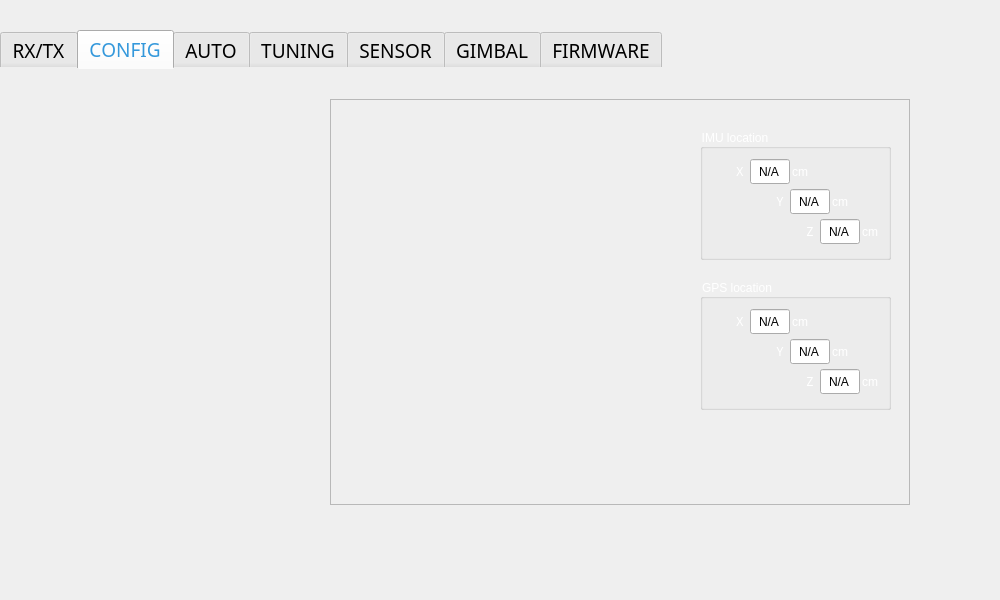
Before: the Qt Designer form mainWidget/mainwidget.ui in yennhan1211/quadConfig, drawn with Qt 5.
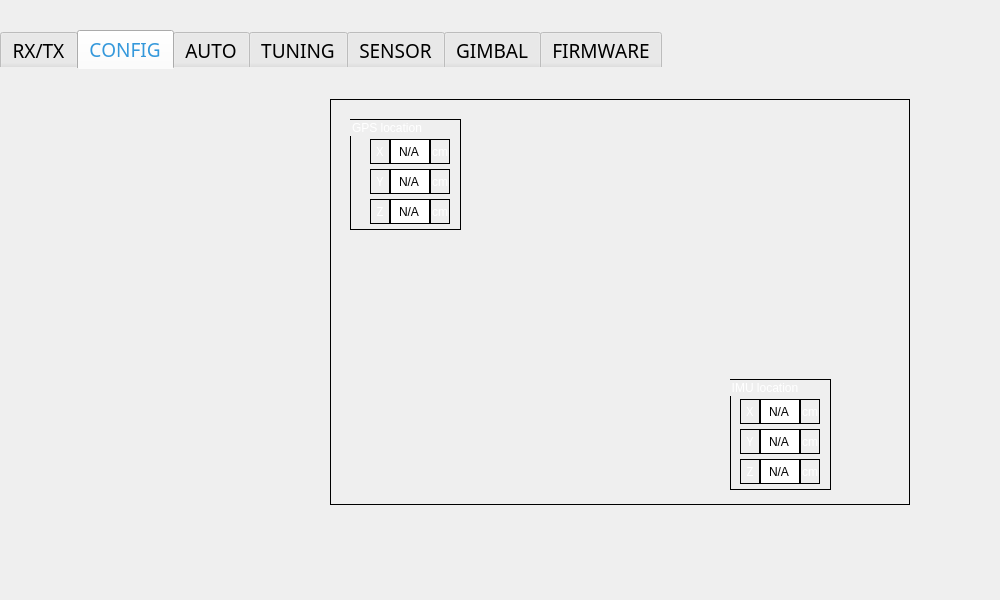
After: the same form once the commit is applied. The open tabs and pages were chosen to show the change. Icons and pictures are not drawn.

Patch:
```diff
--- a/mainWidget/mainwidget.ui
+++ b/mainWidget/mainwidget.ui
@@ -1920,7 +1920,7 @@
         </rect>
        </property>
        <property name="styleSheet">
-        <string notr="true">
+        <string notr="true">border:1px solid black;
 background-image:url(images/gpsbg.png);
 
 </string>
@@ -1934,10 +1934,10 @@
        <widget class="QGroupBox" name="groupBox">
         <property name="geometry">
          <rect>
-          <x>370</x>
-          <y>30</y>
-          <width>191</width>
-          <height>131</height>
+          <x>400</x>
+          <y>280</y>
+          <width>101</width>
+          <height>111</height>
          </rect>
         </property>
         <property name="styleSheet">
@@ -1952,8 +1952,8 @@
         <widget class="QLineEdit" name="le_imu_z">
          <property name="geometry">
           <rect>
-           <x>120</x>
-           <y>90</y>
+           <x>30</x>
+           <y>80</y>
            <width>40</width>
            <height>25</height>
           </rect>
@@ -1968,8 +1968,8 @@
         <widget class="QLineEdit" name="le_imu_y">
          <property name="geometry">
           <rect>
-           <x>90</x>
-           <y>60</y>
+           <x>30</x>
+           <y>50</y>
            <width>40</width>
            <height>25</height>
           </rect>
@@ -1984,8 +1984,8 @@
         <widget class="QLineEdit" name="le_imu_x">
          <property name="geometry">
           <rect>
-           <x>50</x>
-           <y>30</y>
+           <x>30</x>
+           <y>20</y>
            <width>40</width>
            <height>25</height>
           </rect>
@@ -2000,8 +2000,8 @@
         <widget class="QLabel" name="lbA_per_2">
          <property name="geometry">
           <rect>
-           <x>90</x>
-           <y>30</y>
+           <x>70</x>
+           <y>20</y>
            <width>20</width>
            <height>25</height>
           </rect>
@@ -2021,8 +2021,8 @@
         <widget class="QLabel" name="lbA_per_3">
          <property name="geometry">
           <rect>
-           <x>130</x>
-           <y>60</y>
+           <x>70</x>
+           <y>50</y>
            <width>20</width>
            <height>25</height>
           </rect>
@@ -2042,8 +2042,8 @@
         <widget class="QLabel" name="lbA_per_4">
          <property name="geometry">
           <rect>
-           <x>160</x>
-           <y>90</y>
+           <x>70</x>
+           <y>80</y>
            <width>20</width>
            <height>25</height>
           </rect>
@@ -2063,8 +2063,8 @@
         <widget class="QLabel" name="lbA_per_8">
          <property name="geometry">
           <rect>
-           <x>30</x>
-           <y>30</y>
+           <x>10</x>
+           <y>20</y>
            <width>20</width>
            <height>25</height>
           </rect>
@@ -2084,8 +2084,8 @@
         <widget class="QLabel" name="lbA_per_9">
          <property name="geometry">
           <rect>
-           <x>70</x>
-           <y>60</y>
+           <x>10</x>
+           <y>50</y>
            <width>20</width>
            <height>25</height>
           </rect>
@@ -2105,8 +2105,8 @@
         <widget class="QLabel" name="lbA_per_10">
          <property name="geometry">
           <rect>
-           <x>100</x>
-           <y>90</y>
+           <x>10</x>
+           <y>80</y>
            <width>20</width>
            <height>25</height>
           </rect>
@@ -2127,10 +2127,10 @@
        <widget class="QGroupBox" name="groupBox_3">
         <property name="geometry">
          <rect>
-          <x>370</x>
-          <y>180</y>
-          <width>191</width>
-          <height>131</height>
+          <x>20</x>
+          <y>20</y>
+          <width>111</width>
+          <height>111</height>
          </rect>
         </property>
         <property name="styleSheet">
@@ -2145,8 +2145,8 @@
         <widget class="QLineEdit" name="le_gps_z">
          <property name="geometry">
           <rect>
-           <x>120</x>
-           <y>90</y>
+           <x>40</x>
+           <y>80</y>
            <width>40</width>
            <height>25</height>
           </rect>
@@ -2161,8 +2161,8 @@
         <widget class="QLineEdit" name="le_gps_y">
          <property name="geometry">
           <rect>
-           <x>90</x>
-           <y>60</y>
+           <x>40</x>
+           <y>50</y>
            <width>40</width>
            <height>25</height>
           </rect>
@@ -2177,8 +2177,8 @@
         <widget class="QLineEdit" name="le_gps_x">
          <property name="geometry">
           <rect>
-           <x>50</x>
-           <y>30</y>
+           <x>40</x>
+           <y>20</y>
            <width>40</width>
            <height>25</height>
           </rect>
@@ -2193,8 +2193,8 @@
         <widget class="QLabel" name="lbA_per_5">
          <property name="geometry">
           <rect>
-           <x>90</x>
-           <y>30</y>
+           <x>80</x>
+           <y>20</y>
            <width>20</width>
            <height>25</height>
           </rect>
@@ -2214,8 +2214,8 @@
         <widget class="QLabel" name="lbA_per_6">
          <property name="geometry">
           <rect>
-           <x>130</x>
-           <y>60</y>
+           <x>80</x>
+           <y>50</y>
            <width>20</width>
            <height>25</height>
           </rect>
@@ -2235,8 +2235,8 @@
         <widget class="QLabel" name="lbA_per_7">
          <property name="geometry">
           <rect>
-           <x>160</x>
-           <y>90</y>
+           <x>80</x>
+           <y>80</y>
            <width>20</width>
            <height>25</height>
           </rect>
@@ -2256,8 +2256,8 @@
         <widget class="QLabel" name="lbA_per_11">
          <property name="geometry">
           <rect>
-           <x>30</x>
-           <y>30</y>
+           <x>20</x>
+           <y>20</y>
            <width>20</width>
            <height>25</height>
           </rect>
@@ -2277,8 +2277,8 @@
         <widget class="QLabel" name="lbA_per_12">
          <property name="geometry">
           <rect>
-           <x>70</x>
-           <y>60</y>
+           <x>20</x>
+           <y>50</y>
            <width>20</width>
            <height>25</height>
           </rect>
@@ -2298,8 +2298,8 @@
         <widget class="QLabel" name="lbA_per_13">
          <property name="geometry">
           <rect>
-           <x>100</x>
-           <y>90</y>
+           <x>20</x>
+           <y>80</y>
            <width>20</width>
            <height>25</height>
           </rect>
```
Left out of the diff: 4 changed lines with no effect on the pictures.
